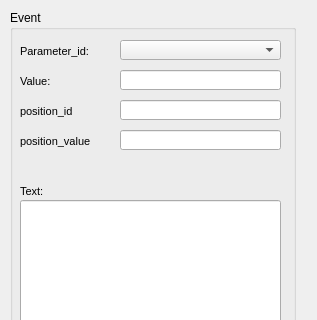
The window that ui/event_ud_arc_standard.ui (Giswater/giswater_qgis_plugin) describes before a commit, drawn with Qt 5; both pictures show x 0 to 317 and y 0 to 320 of the 317 by 534 pixel window.
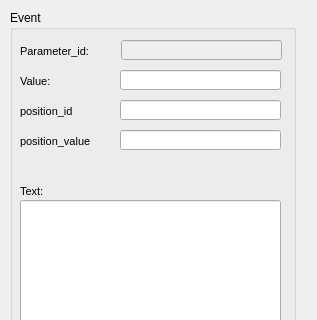
The same window after the commit.

Commit message: Enhance event forms

Diff of the .ui file:
```diff
--- a/ui/event_ud_arc_standard.ui
+++ b/ui/event_ud_arc_standard.ui
@@ -56,7 +56,7 @@
      <rect>
       <x>10</x>
       <y>30</y>
-      <width>90</width>
+      <width>94</width>
       <height>22</height>
      </rect>
     </property>
@@ -127,16 +127,6 @@
      <number>3</number>
     </property>
    </widget>
-   <widget class="QComboBox" name="parameter_id">
-    <property name="geometry">
-     <rect>
-      <x>110</x>
-      <y>30</y>
-      <width>161</width>
-      <height>20</height>
-     </rect>
-    </property>
-   </widget>
    <widget class="QLabel" name="label_flexunion_code_4">
     <property name="geometry">
      <rect>
@@ -323,6 +313,22 @@
      <bool>true</bool>
     </property>
    </widget>
+   <widget class="QLineEdit" name="parameter_id">
+    <property name="enabled">
+     <bool>false</bool>
+    </property>
+    <property name="geometry">
+     <rect>
+      <x>111</x>
+      <y>30</y>
+      <width>161</width>
+      <height>20</height>
+     </rect>
+    </property>
+    <property name="frame">
+     <bool>true</bool>
+    </property>
+   </widget>
   </widget>
  </widget>
  <resources/>
```
The commit also changes 4 other files.
